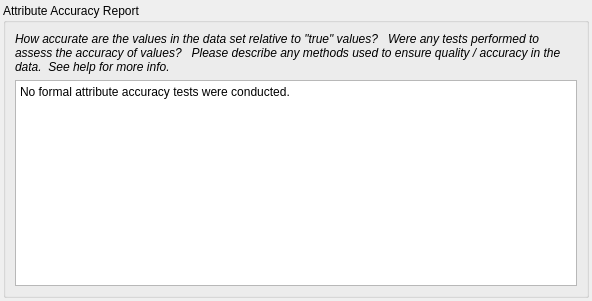
This is pymdwizard/gui/ui_files/AttributeAccuracy.ui in DOI-USGS/fort-pymdwizard as Qt 5 draws it before an edit. The edited form follows.
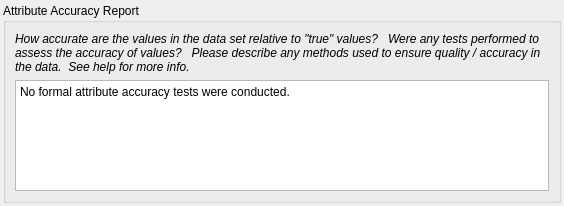
This is the edited form.

Commit message: attribute accuracy compiled ui

```diff
--- a/pymdwizard/gui/ui_files/AttributeAccuracy.ui
+++ b/pymdwizard/gui/ui_files/AttributeAccuracy.ui
@@ -6,8 +6,8 @@
    <rect>
     <x>0</x>
     <y>0</y>
-    <width>592</width>
-    <height>301</height>
+    <width>564</width>
+    <height>206</height>
    </rect>
   </property>
   <property name="font">
```
Left out of the diff: 11 changed lines with no effect on the pictures. The commit also changes 1 other file.
